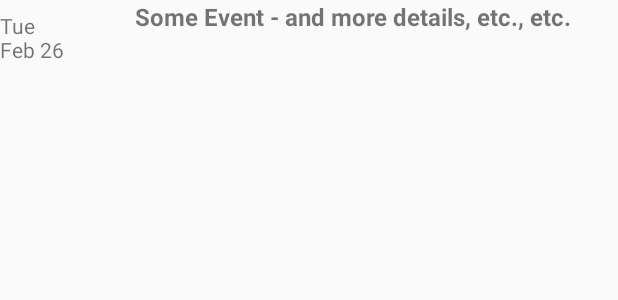
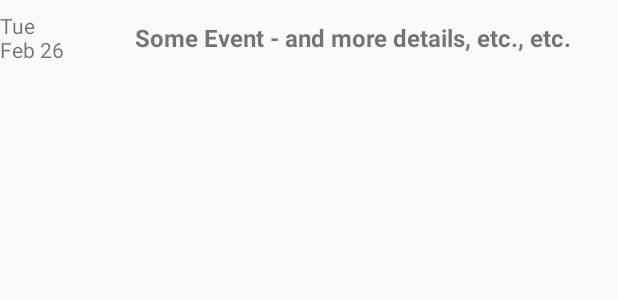
Before and after one commit to davegarred/WH3, an Android app: the layout content_event_list_item_no_kennel.xml on its own in the app's theme, with its tools: preview values and no code run, on a phone screen of 412 x 824 dp. Shown: the top 300 px of the screen. Run offline under Robolectric (Android 15) with nearby library versions, the phone set to English and light mode, and no system bars; network calls fail.

Commit message:
clean up list

```diff
--- a/app/src/main/res/layout/content_event_list_item_no_kennel.xml
+++ b/app/src/main/res/layout/content_event_list_item_no_kennel.xml
@@ -15,8 +15,9 @@
 
     <LinearLayout
         android:layout_width="match_parent"
-        android:layout_height="wrap_content"
-        android:orientation="vertical" >
+        android:layout_height="match_parent"
+        android:gravity="center_vertical"
+        android:orientation="vertical">
 
         <TextView
             android:id="@+id/list_item_name_textview"
@@ -24,9 +25,7 @@
             android:layout_height="wrap_content"
             android:text="Some Event - and more details, etc., etc."
             android:textSize="16sp"
-            android:textStyle="bold"
-            android:layout_gravity="center_vertical"
-            android:gravity="center_vertical" />
+            android:textStyle="bold" />
 
     </LinearLayout>
 
```
Also changed, not shown: 1 other file.
